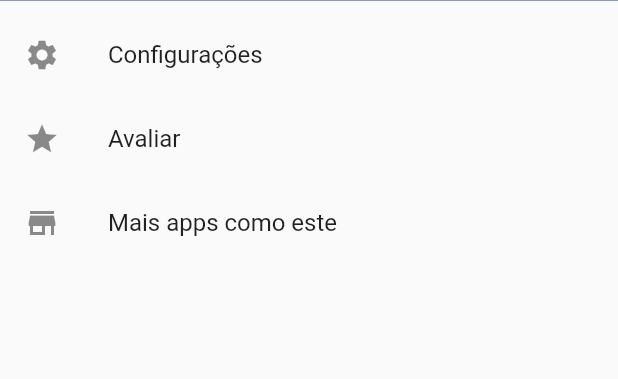
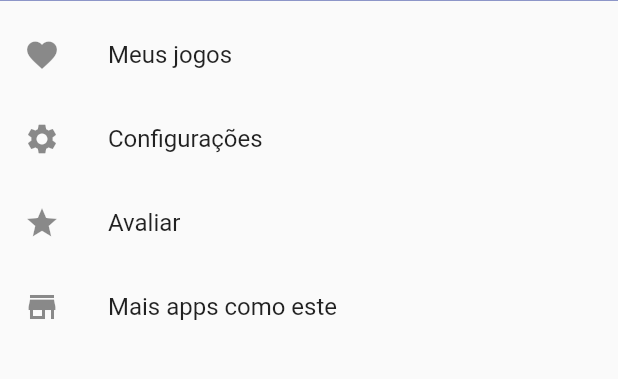
Before and after one commit to EdgarFabiano/palpites_da_loteria, a Flutter app: the AppDrawer widget shown alone on an empty page, opened directly, on a phone screen of 412 x 824 dp, the part 241-620 px from its top. Run offline on Flutter 3.47's test engine with Material 2 defaults, Android fonts, the phone set to English and light mode, and no system bars; our stand-ins replace date_format, device_info, dio, easy_dynamic_theme, firebase_core, firebase_crashlytics and 8 more; missing offline and left inert: dio_http_cache, firebase_analytics_web, firebase_core_web, share_plus_web, shared_preferences_web; accounts and stored records are empty.

Commit message:
My saved games

```diff
--- a/lib/defaults/strings.dart
+++ b/lib/defaults/strings.dart
@@ -1,29 +1,21 @@
-
-
 class Strings {
-
   ///App name
-  static const String appName = "Palpites da Loteria";
-  static const String settings = "Configurações";
-
-  ///Assets
-  //Fonts
-  static const String fontRobotoBold = "MajorMonoDisplay-Regular.ttf";
-  static const String fontRobotoRegular = "MajorMonoDisplay-Regular.ttf";
+  static var appName = "Palpites da Loteria";
 
   ///routes
-  static const String concursosRoute = "/";
-  static const String sorteioRoute = "/Sorteio";
-  static const String configuracoesRoute = "/Configuracoes";
-
+  static var concursosRoute = "/";
+  static var sorteioRoute = "/Sorteio";
+  static var configuracoesRoute = "/Configuracoes";
+  static var loginRoute = "/Login";
 
   ///Strings
-  //Titles
-  static const String appBarTitle = "App Bar";
-  static const String TabBarTitle = "Tab Bar with Tab Bar View";
-  static const String bottomNavigationTitle = "Bottom Navigation with PageView";
-  static const String buttonsTitle = "Buttons";
-  static const String animatedIconsTitle = "Animated Icons";
-  static const String animatedSizeTitle = "Animated Size";
+  static var settings = "Configurações";
+  static var mySavedGames = "Meus jogos salvos";
+  static var evaluate = "Avaliar";
+  static var moreAppsLikeThis = "Mais apps como este";
+  static var logout = "Sair";
 
+  static var termosDeUso = "Termos de uso";
+  static var politicaDePrivacidade = "Política de privacidade";
+  static var googleLogin = "Login com Google";
 }
--- a/lib/pages/app_drawer.dart
+++ b/lib/pages/app_drawer.dart
@@ -4,9 +4,11 @@ import 'package:flutter/material.dart';
 import 'package:flutter/services.dart';
 import 'package:fluttertoast/fluttertoast.dart';
 import 'package:in_app_review/in_app_review.dart';
-import 'package:palpites_da_loteria/defaults/defaults_export.dart';
-import 'package:palpites_da_loteria/pages/settings_page.dart';
 import 'package:url_launcher/url_launcher.dart';
+
+import '../defaults/defaults_export.dart';
+import 'my_saved_games.dart';
+import 'settings_page.dart';
 
 final InAppReview _inAppReview = InAppReview.instance;
 
@@ -62,6 +64,15 @@ class _AppDrawerState extends State<AppDrawer> {
           decoration: BoxDecoration(color: Theme.of(context).primaryColor),
         ),
         ListTile(
+          leading: Icon(Icons.favorite),
+          title: Text("Meus jogos"),
+          onTap: () {
+            Navigator.of(context).pop();
+            Navigator.push(context,
+                CupertinoPageRoute(builder: (context) => MySavedGames()));
+          },
+        ),
+        ListTile(
           leading: Icon(Icons.settings),
           title: Text("Configurações"),
           onTap: () {
--- a/lib/service/admob_service.dart
+++ b/lib/service/admob_service.dart
@@ -10,6 +10,8 @@ class AdMobService {
       'ca-app-pub-5932227223136302/6422249913';
   static final String sorteioBannerId =
       'ca-app-pub-5932227223136302/9648561943';
+  static final String meusJogosBannerId =
+      'ca-app-pub-5932227223136302/8859309599';
   static final String sorteioInterstitialId =
       'ca-app-pub-5932227223136302/8769211650';
   static final String resultadoInterstitialId =
```
Also changed, not shown: lib/pages/home_page.dart (+6 -6 lines), lib/pages/my_saved_games.dart (added, +50 -0 lines), lib/pages/settings_page.dart (+14 -15 lines).
